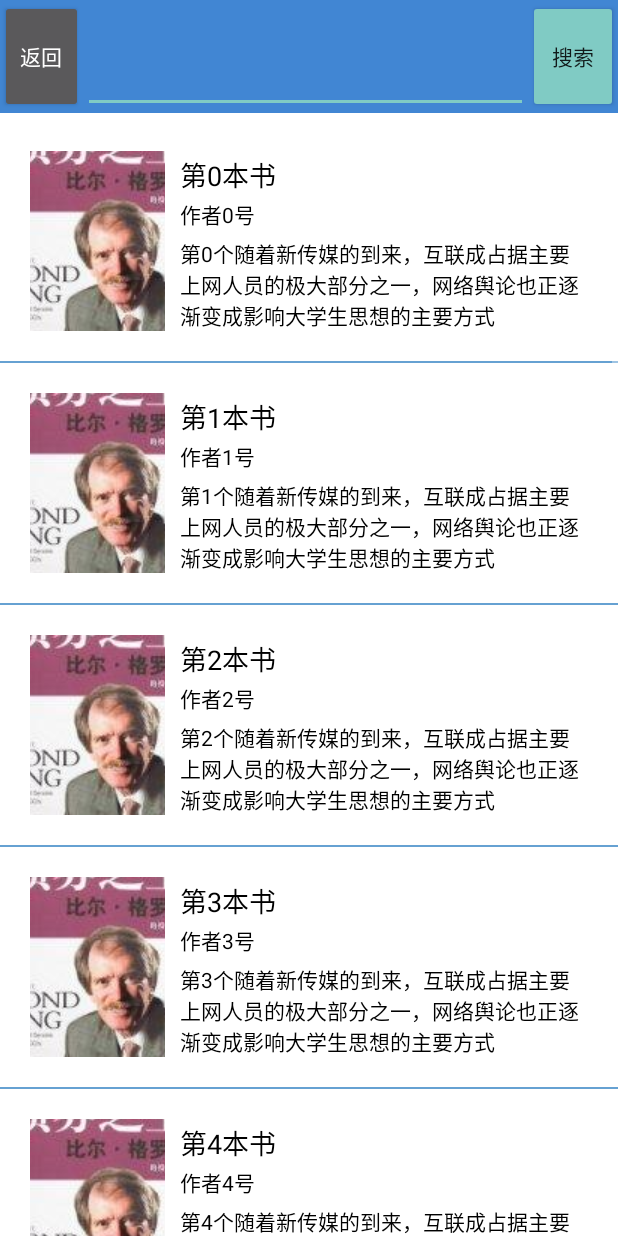
After one commit to lqwsy/YuDong, an Android app: the BookStoreSearchActivity screen opened directly, with no data from a screen before it, on a phone screen of 412 x 824 dp. The commit adds this screen. Run offline under Robolectric (Android 15) with nearby library versions, the phone set to English and light mode, and no system bars; our stand-ins replace ButterKnife; libraries missing offline, so code that uses them is left out: org.loader.autohideime; 1 statement that could not run was skipped.

Commit message:
添加书城搜索界面

```diff
--- a/yudong/src/main/AndroidManifest.xml
+++ b/yudong/src/main/AndroidManifest.xml
@@ -3,7 +3,7 @@
     package="com.gdou.yudong">
 
     <uses-permission android:name="android.permission.INTERNET" />
-    <uses-permission android:name="android.permission.WRITE_EXTERNAL_STORAGE"/>
+    <uses-permission android:name="android.permission.WRITE_EXTERNAL_STORAGE" />
     <uses-permission android:name="android.permission.MOUNT_UNMOUNT_FILESYSTEMS" />
     <uses-permission android:name="android.permission.MOUNT_UNMOUNT_FILESYSTEMS" />
     <uses-permission android:name="android.permission.WRITE_EXTERNAL_STORAGE" />
@@ -31,8 +31,8 @@
         <activity android:name=".ui.activity.ForgetPasswordActivity" />
         <activity
             android:name=".ui.activity.HomeActivity"
-            android:theme="@style/HomeTheme"
-            ></activity>
+            android:theme="@style/HomeTheme" />
+        <activity android:name=".ui.activity.BookStoreSearchActivity"></activity>
     </application>
 
 </manifest>
--- /dev/null
+++ b/yudong/src/main/java/com/gdou/yudong/adapter/SearchResultListViewAdapter.java
@@ -0,0 +1,89 @@
+package com.gdou.yudong.adapter;
+
+import android.content.Context;
+import android.view.LayoutInflater;
+import android.view.View;
+import android.view.ViewGroup;
+import android.widget.BaseAdapter;
+import android.widget.ImageButton;
+import android.widget.TextView;
+
+import com.gdou.yudong.R;
+
+import java.util.List;
+
+/**
+ * Created by Administrator on 2018-04-22.
+ */
+
+public class SearchResultListViewAdapter extends BaseAdapter{
+
+    private List<String> imageUrlList;//图书封面地址列表
+    private List<String> bookUrlList;//图书地址列表
+    private List<String> bookNameList;//图书名称列表
+    private List<String> bookAuthorList;//图书作者列表
+    private List<String> bookIntroList;//图书简介列表
+    private LayoutInflater layoutInflater;
+    private Context context;
+
+    public SearchResultListViewAdapter(Context context, List<String> imageUrlList, List<String> bookUrlList,
+                 List<String> bookNameList,List<String> bookAuthorList,List<String> bookIntroList){
+        this.imageUrlList = imageUrlList;
+        this.bookUrlList = bookUrlList;
+        this.bookNameList = bookNameList;
+        this.bookAuthorList = bookAuthorList;
+        this.bookIntroList = bookIntroList;
+        this.context = context;
+        layoutInflater = LayoutInflater.from(context);
+    }
+
+    @Override
+    public int getCount() {
+        return bookUrlList.size();
+    }
+
+    @Override
+    public Object getItem(int position) {
+        return bookUrlList.get(position);
+    }
+
+    @Override
+    public long getItemId(int position) {
+        return position;
+    }
+
+    @Override
+    public View getView(int position, View convertView, ViewGroup parent) {
+        ImageViewHolder imageViewHolder;
+        if(convertView == null){//第一次加载
+            imageViewHolder = new ImageViewHolder();
+            convertView = layoutInflater.inflate(R.layout.item_listview_search_result,null);
+
+            imageViewHolder.ib_result_book_img = (ImageButton) convertView.findViewById(R.id.ib_result_book_img);
+            imageViewHolder.tv_result_book_name = (TextView) convertView.findViewById(R.id.tv_result_book_name);
+            imageViewHolder.tv_result_book_author = (TextView) convertView.findViewById(R.id.tv_result_book_author);
+            imageViewHolder.tv_result_book_introduce = (TextView) convertView.findViewById(R.id.tv_result_book_introduce);
+
+            convertView.setTag(imageViewHolder);
+        }else{
+            imageViewHolder = (ImageViewHolder) convertView.getTag();
+        }
+        imageViewHolder.ib_result_book_img.setImageResource(R.drawable.middle);
+        imageViewHolder.tv_result_book_name.setText(bookNameList.get(position).toString());
+        imageViewHolder.tv_result_book_author.setText(bookAuthorList.get(position).toString());
+        imageViewHolder.tv_result_book_introduce.setText(bookIntroList.get(position).toString());
+
+        return convertView;
+    }
+
+    /**
+     * 利用holder缓存
+     * */
+    private static class ImageViewHolder{
+        ImageButton ib_result_book_img;
+        TextView tv_result_book_name;
+        TextView tv_result_book_author;
+        TextView tv_result_book_introduce;
+    }
+
+}
--- /dev/null
+++ b/yudong/src/main/java/com/gdou/yudong/ui/activity/BookStoreSearchActivity.java
@@ -0,0 +1,68 @@
+package com.gdou.yudong.ui.activity;
+
+import android.os.Bundle;
+import android.view.View;
+import android.widget.AdapterView;
+import android.widget.Button;
+import android.widget.EditText;
+import android.widget.ListView;
+import android.widget.Toast;
+import com.gdou.yudong.R;
+import com.gdou.yudong.adapter.SearchResultListViewAdapter;
+import org.loader.autohideime.HideIMEUtil;
+import java.util.ArrayList;
+import java.util.List;
+import butterknife.BindView;
+import butterknife.ButterKnife;
+
+public class BookStoreSearchActivity extends BasicActivity {
+
+    @BindView(R.id.et_result_search_book_name)
+    public EditText et_search_book_name;
+    @BindView(R.id.btn_result_search)
+    public Button btn_search;
+    @BindView(R.id.lv_bookstore_search_result)
+    public ListView result_listview;
+    private SearchResultListViewAdapter searchResultListViewAdapter;
+
+
+    @Override
+    protected void onCreate(Bundle savedInstanceState) {
+        super.onCreate(savedInstanceState);
+        setContentView(R.layout.activity_bookstore_search);
+        ButterKnife.bind(this);
+        HideIMEUtil.wrap(this);
+        initData();
+    }
+
+    private void initData(){
+        List<String> bookNameList = new ArrayList<>();
+        List<String> bookAuthorList = new ArrayList<>();
+        List<String> bookIntroList = new ArrayList<>();
+        final List<String> bookUrlList = new ArrayList<>();
+        List<String> bookImgList = new ArrayList<>();
+
+        for(int i=0;i<14;i++){
+            bookNameList.add("第"+i+"本书");
+            bookAuthorList.add("作者"+i+"号");
+            bookIntroList.add("第"+i+"个随着新传媒的到来，互联成占据主要上网人员的极大部分之一，网络舆论也正逐渐变成影响大学生思想的主要方式");
+            bookUrlList.add("图书地址"+i+"册");
+            bookImgList.add("第"+i+"本书图标");
+        }
+
+        searchResultListViewAdapter = new SearchResultListViewAdapter(this,bookImgList,bookUrlList,bookNameList,bookAuthorList,bookIntroList);
+        result_listview.setAdapter(searchResultListViewAdapter);
+
+        //单击事件
+        result_listview.setOnItemClickListener(new AdapterView.OnItemClickListener() {
+            @Override
+            public void onItemClick(AdapterView<?> parent, View view, int position, long id) {
+                Toast.makeText(null,"点击行 "+bookUrlList.get(position),Toast.LENGTH_SHORT).show();
+            }
+        });
+
+    }
+
+
+
+}
--- a/yudong/src/main/java/com/gdou/yudong/ui/fragment/BookStoreFragment.java
+++ b/yudong/src/main/java/com/gdou/yudong/ui/fragment/BookStoreFragment.java
@@ -1,5 +1,6 @@
 package com.gdou.yudong.ui.fragment;
 
+import android.content.Intent;
 import android.os.Bundle;
 import android.support.annotation.Nullable;
 import android.support.v4.app.Fragment;
@@ -8,6 +9,8 @@ import android.support.v7.widget.RecyclerView;
 import android.view.LayoutInflater;
 import android.view.View;
 import android.view.ViewGroup;
+import android.widget.Button;
+import android.widget.EditText;
 import android.widget.GridView;
 import android.widget.TextView;
 import android.widget.Toast;
@@ -16,7 +19,10 @@ import com.gdou.yudong.R;
 import com.gdou.yudong.adapter.BookStoreGridViewAdapter;
 import com.gdou.yudong.adapter.BookStoreRecyclerViewAdapter;
 import com.gdou.yudong.adapter.RecyclerViewOnClickListener;
+import com.gdou.yudong.ui.activity.BookStoreSearchActivity;
 import com.gdou.yudong.utils.SpacesItemDecoration;
+
+import org.loader.autohideime.HideIMEUtil;
 
 import java.util.ArrayList;
 import java.util.List;
@@ -30,6 +36,11 @@ import butterknife.ButterKnife;
  */
 
 public class BookStoreFragment extends Fragment implements View.OnClickListener,RecyclerViewOnClickListener{
+
+    @BindView(R.id.et_search_book_name)
+    public EditText et_search_book_name;
+    @BindView(R.id.btn_search)
+    public Button btn_search;
 
     @BindView(R.id.gv_bookstore_classificy_fiction)
     public GridView gv_classificy_fiction;
@@ -74,6 +85,7 @@ public class BookStoreFragment extends Fragment implements View.OnClickListener,
     public View onCreateView(LayoutInflater inflater, @Nullable ViewGroup container, @Nullable Bundle savedInstanceState) {
         View view = inflater.inflate(R.layout.fragment_bookstore,container,false);
         ButterKnife.bind(this,view);
+        HideIMEUtil.wrap(getActivity());
         initData();
         return view;
     }
@@ -107,6 +119,8 @@ public class BookStoreFragment extends Fragment implements View.OnClickListener,
         tv_lookmore_economics.setOnClickListener(this);
         tv_lookmore_management.setOnClickListener(this);
         tv_lookmore_motivational.setOnClickListener(this);
+        //搜索按钮
+        btn_search.setOnClickListener(this);
 
         //recyclerview 初始化
         bookStoreRecyclerViewAdapter = new BookStoreRecyclerViewAdapter(getActivity(),bookUrlList,bookImgUrlList,bookNameList);
@@ -142,10 +156,20 @@ public class BookStoreFragment extends Fragment implements View.OnClickListener,
             case R.id.tv_lookmore_motivational:
                 Toast.makeText(getActivity(),"查看励志",Toast.LENGTH_SHORT).show();
                 break;
+            case R.id.btn_search:
+                String bookName = et_search_book_name.getText().toString();
+                if(!bookName.equals("")){
+                    Intent search_intent = new Intent();
+                    search_intent.setClass(getActivity(),BookStoreSearchActivity.class);
+                    search_intent.putExtra("search_book_name",bookName);
+                    startActivity(search_intent);//跳转到图书搜索页
+                }else{
+                    Toast.makeText(getActivity(),"请输入图书名称",Toast.LENGTH_SHORT).show();
+                }
+                break;
             default:
                 break;
         }
-
     }
 
     @Override
--- /dev/null
+++ b/yudong/src/main/res/layout/activity_bookstore_search.xml
@@ -0,0 +1,49 @@
+<?xml version="1.0" encoding="utf-8"?>
+<LinearLayout xmlns:android="http://schemas.android.com/apk/res/android"
+    android:orientation="vertical"
+    android:background="@color/colorWhite"
+    android:layout_width="match_parent"
+    android:layout_height="match_parent">
+
+    <RelativeLayout
+        android:background="#4186D3"
+        android:layout_weight="1"
+        android:layout_width="match_parent"
+        android:layout_height="match_parent">
+
+        <Button
+            android:id="@+id/ib_search_result_back"
+            android:text="返回"
+            android:layout_height="match_parent"
+            android:layout_width="55dp" />
+        <Button
+            android:id="@+id/btn_result_search"
+            style="@style/Widget.AppCompat.Button.Colored"
+            android:layout_alignParentRight="true"
+            android:layout_width="60dp"
+            android:layout_height="match_parent"
+            android:text="搜索" />
+        <EditText
+            android:id="@+id/et_result_search_book_name"
+            android:layout_toRightOf="@id/ib_search_result_back"
+            android:layout_toLeftOf="@id/btn_result_search"
+            android:layout_centerInParent="true"
+            android:layout_width="match_parent"
+            android:layout_height="match_parent" />
+    </RelativeLayout>
+
+    <LinearLayout
+        android:layout_weight="0.1"
+        android:layout_marginTop="5dp"
+        android:layout_width="match_parent"
+        android:layout_height="match_parent">
+        <ListView
+            android:id="@+id/lv_bookstore_search_result"
+            android:divider="#66A1D2"
+            android:dividerHeight="1dp"
+            android:layout_width="match_parent"
+            android:layout_height="match_parent">
+        </ListView>
+    </LinearLayout>
+
+</LinearLayout>
--- a/yudong/src/main/res/layout/fragment_bookstore.xml
+++ b/yudong/src/main/res/layout/fragment_bookstore.xml
@@ -50,7 +50,7 @@
 
                 <LinearLayout
                     android:layout_width="match_parent"
-                    android:layout_height="40dp">
+                    android:layout_height="50dp">
 
                     <TextView
                         android:layout_width="wrap_content"
@@ -61,19 +61,6 @@
                         android:text="今日排行"
                         android:textColor="#000"
                         android:textSize="20sp" />
-
-                    <TextView
-                        android:id="@+id/tv_today_lookmore"
-                        android:layout_width="wrap_content"
-                        android:layout_height="wrap_content"
-                        android:layout_gravity="center_vertical"
-                        android:layout_weight="1"
-                        android:gravity="right"
-                        android:text="查看更多》"
-                        android:textColor="#000"
-                        android:textSize="16sp" />
-
-
                 </LinearLayout>
 
 
@@ -102,7 +89,7 @@
                 <LinearLayout
                     android:orientation="horizontal"
                     android:layout_width="match_parent"
-                    android:layout_height="40dp">
+                    android:layout_height="50dp">
                     <TextView
                         android:layout_width="wrap_content"
                         android:layout_height="wrap_content"
@@ -157,7 +144,7 @@
                     <LinearLayout
                         android:orientation="horizontal"
                         android:layout_width="match_parent"
-                        android:layout_height="40dp">
+                        android:layout_height="50dp">
                         <TextView
                             android:layout_width="wrap_content"
                             android:layout_height="wrap_content"
@@ -205,7 +192,7 @@
                 <LinearLayout
                     android:orientation="horizontal"
                     android:layout_width="match_parent"
-                    android:layout_height="40dp">
+                    android:layout_height="50dp">
                     <TextView
                         android:layout_width="wrap_content"
                         android:layout_height="wrap_content"
@@ -253,7 +240,7 @@
                 <LinearLayout
                     android:orientation="horizontal"
                     android:layout_width="match_parent"
-                    android:layout_height="40dp">
+                    android:layout_height="50dp">
                     <TextView
                         android:layout_width="wrap_content"
                         android:layout_height="wrap_content"
@@ -301,7 +288,7 @@
                 <LinearLayout
                     android:orientation="horizontal"
                     android:layout_width="match_parent"
-                    android:layout_height="40dp">
+                    android:layout_height="50dp">
                     <TextView
                         android:layout_width="wrap_content"
                         android:layout_height="wrap_content"
@@ -349,7 +336,7 @@
                 <LinearLayout
                     android:orientation="horizontal"
                     android:layout_width="match_parent"
-                    android:layout_height="40dp">
+                    android:layout_height="50dp">
                     <TextView
                         android:layout_width="wrap_content"
                         android:layout_height="wrap_content"
@@ -397,7 +384,7 @@
                 <LinearLayout
                     android:orientation="horizontal"
                     android:layout_width="match_parent"
-                    android:layout_height="40dp">
+                    android:layout_height="50dp">
                     <TextView
                         android:layout_width="wrap_content"
                         android:layout_height="wrap_content"
--- /dev/null
+++ b/yudong/src/main/res/layout/item_listview_search_result.xml
@@ -0,0 +1,50 @@
+<?xml version="1.0" encoding="utf-8"?>
+<RelativeLayout xmlns:android="http://schemas.android.com/apk/res/android"
+    android:padding="20dp"
+    android:layout_width="match_parent"
+    android:layout_height="wrap_content">
+
+    <ImageButton
+        android:id="@+id/ib_result_book_img"
+        android:background="@drawable/left"
+        android:layout_width="90dp"
+        android:layout_height="120dp" />
+
+    <TextView
+        android:id="@+id/tv_result_book_name"
+        android:layout_width="match_parent"
+        android:layout_height="wrap_content"
+        android:layout_marginLeft="10dp"
+        android:textColor="#000"
+        android:textSize="18sp"
+        android:layout_alignParentTop="true"
+        android:layout_marginTop="2dp"
+        android:layout_toEndOf="@+id/ib_result_book_img"
+        android:text="书名:《霸道总裁不爱你》" />
+
+    <TextView
+        android:id="@+id/tv_result_book_author"
+        android:layout_width="match_parent"
+        android:layout_height="wrap_content"
+        android:layout_marginLeft="10dp"
+        android:textColor="#000"
+        android:layout_below="@+id/tv_result_book_name"
+        android:layout_toEndOf="@+id/ib_result_book_img"
+        android:layout_marginTop="2dp"
+        android:text="作者:又一刀" />
+
+    <TextView
+        android:id="@+id/tv_result_book_introduce"
+        android:layout_below="@+id/tv_result_book_author"
+        android:layout_width="match_parent"
+        android:layout_height="wrap_content"
+        android:maxLines="4"
+        android:ellipsize="end"
+        android:layout_marginTop="5dp"
+        android:textColor="#000"
+        android:layout_alignLeft="@id/tv_result_book_author"
+        android:layout_alignBottom="@id/ib_result_book_img"
+        android:text="简介:你，一位实习生狗仔：白若凡，在偷拍神话集团总裁陆逸辰被父亲逼婚的现场，竟然意外暴露自己的狗仔身份。眼看就要被抓，谁知总裁大人竟公然宣布与你出柜！what？这什么情况？
+这一场契约爱情演变成假戏真做真做，让你陷入霸道总裁与温柔暖男中难以自拔！" />
+
+</RelativeLayout>
```
